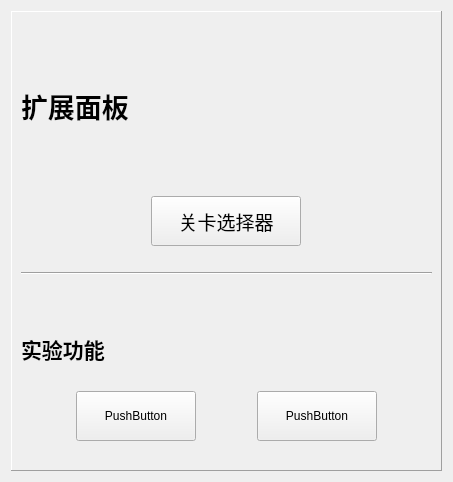
Above: resources/ui/UI_ExtensionPanel.ui from Chr0nixz/Closure before the change. Below: the same form after it.
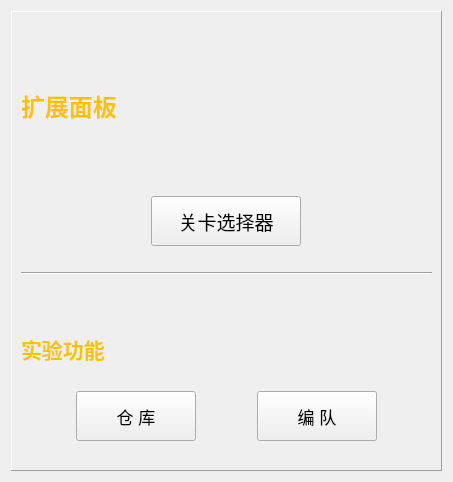
That is the form after the change.

What changed in the file:
```diff
--- a/resources/ui/UI_ExtensionPanel.ui
+++ b/resources/ui/UI_ExtensionPanel.ui
@@ -29,11 +29,14 @@
          <widget class="QLabel" name="label">
           <property name="font">
            <font>
-            <pointsize>20</pointsize>
+            <pointsize>18</pointsize>
             <weight>75</weight>
             <bold>true</bold>
            </font>
           </property>
+          <property name="styleSheet">
+           <string notr="true">color: #ffc107</string>
+          </property>
           <property name="text">
            <string>扩展面板</string>
           </property>
@@ -96,6 +99,9 @@
             <bold>true</bold>
            </font>
           </property>
+          <property name="styleSheet">
+           <string notr="true">color:#ffc107</string>
+          </property>
           <property name="text">
            <string>实验功能</string>
           </property>
@@ -130,8 +136,13 @@
               <height>50</height>
              </size>
             </property>
+            <property name="font">
+             <font>
+              <pointsize>13</pointsize>
+             </font>
+            </property>
             <property name="text">
-             <string>PushButton</string>
+             <string>仓 库</string>
             </property>
            </widget>
           </item>
@@ -143,8 +154,13 @@
               <height>50</height>
              </size>
             </property>
+            <property name="font">
+             <font>
+              <pointsize>13</pointsize>
+             </font>
+            </property>
             <property name="text">
-             <string>PushButton</string>
+             <string>编 队</string>
             </property>
            </widget>
           </item>
```
